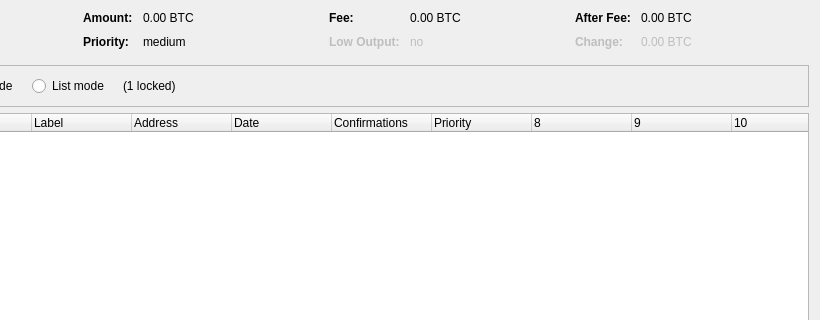
First picture: the form in src/qt/forms/coincontroldialog.ui, repository krugercoin-project/krugercoin, before the edit; both pictures show x 180 to 1000 and y 0 to 320 of the 1000 by 500 pixel window.
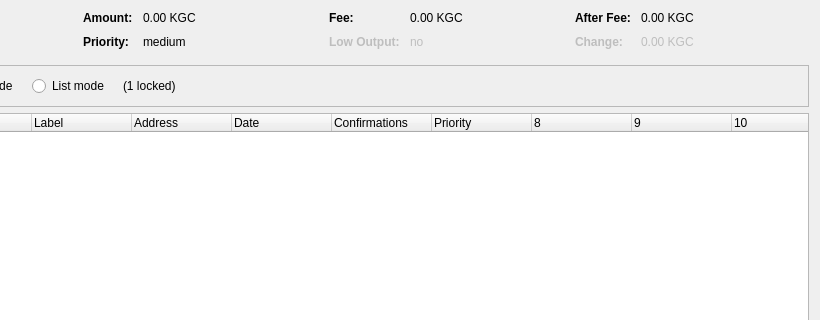
Second picture: the form after the edit. Custom widgets are drawn as their Qt base class.

The edit to the form file:
```diff
--- a/src/qt/forms/coincontroldialog.ui
+++ b/src/qt/forms/coincontroldialog.ui
@@ -132,7 +132,7 @@
           <enum>Qt::ActionsContextMenu</enum>
          </property>
          <property name="text">
-          <string notr="true">0.00 BTC</string>
+          <string notr="true">0.00 KGC</string>
          </property>
          <property name="textInteractionFlags">
           <set>Qt::LinksAccessibleByMouse|Qt::TextSelectableByKeyboard|Qt::TextSelectableByMouse</set>
@@ -206,7 +206,7 @@
           <enum>Qt::ActionsContextMenu</enum>
          </property>
          <property name="text">
-          <string notr="true">0.00 BTC</string>
+          <string notr="true">0.00 KGC</string>
          </property>
          <property name="textInteractionFlags">
           <set>Qt::LinksAccessibleByMouse|Qt::TextSelectableByKeyboard|Qt::TextSelectableByMouse</set>
@@ -286,7 +286,7 @@
           <enum>Qt::ActionsContextMenu</enum>
          </property>
          <property name="text">
-          <string notr="true">0.00 BTC</string>
+          <string notr="true">0.00 KGC</string>
          </property>
          <property name="textInteractionFlags">
           <set>Qt::LinksAccessibleByMouse|Qt::TextSelectableByKeyboard|Qt::TextSelectableByMouse</set>
@@ -321,7 +321,7 @@
           <enum>Qt::ActionsContextMenu</enum>
          </property>
          <property name="text">
-          <string notr="true">0.00 BTC</string>
+          <string notr="true">0.00 KGC</string>
          </property>
          <property name="textInteractionFlags">
           <set>Qt::LinksAccessibleByMouse|Qt::TextSelectableByKeyboard|Qt::TextSelectableByMouse</set>
```
